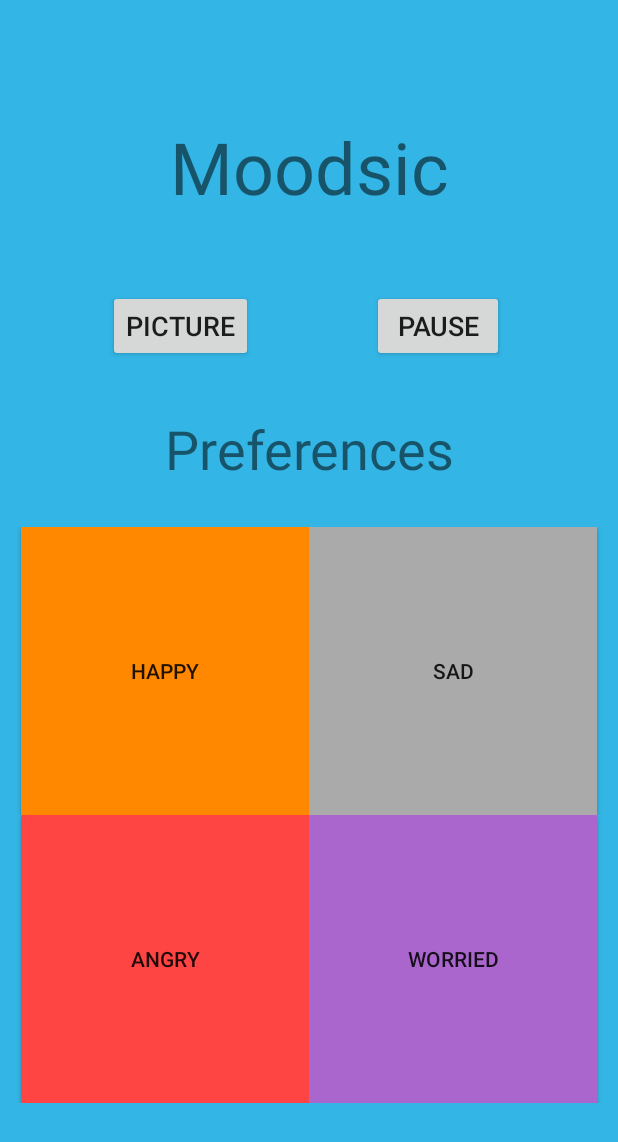
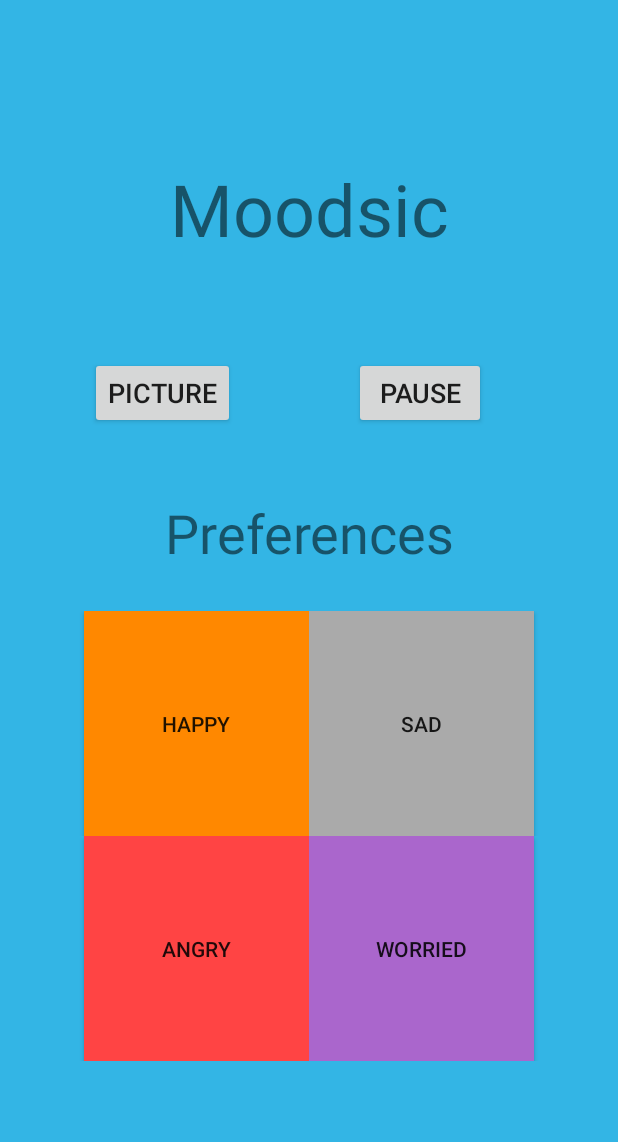
Before and after one commit to matttang7/moodsic, an Android app: the layout activity_main.xml on its own in the app's theme, with its tools: preview values and no code run, on a phone screen of 412 x 824 dp. Shown: the top 1142 px of the screen. Run offline under Robolectric (Android 15) with nearby library versions, the phone set to English and light mode, and no system bars.

Commit message:
ui update

```diff
--- a/moodsic/app/src/main/res/layout/activity_main.xml
+++ b/moodsic/app/src/main/res/layout/activity_main.xml
@@ -26,8 +26,7 @@
         android:id="@+id/picture"
         android:layout_width="wrap_content"
         android:layout_height="wrap_content"
-        android:layout_marginStart="72dp"
-        android:layout_marginLeft="72dp"
+        android:layout_marginStart="60dp"
         android:gravity="center"
         android:text="Picture"
         android:textSize="18sp"
@@ -40,8 +39,7 @@
         android:id="@+id/pause"
         android:layout_width="wrap_content"
         android:layout_height="wrap_content"
-        android:layout_marginStart="248dp"
-        android:layout_marginLeft="248dp"
+        android:layout_marginStart="236dp"
         android:gravity="center"
         android:text="Pause"
         android:textSize="18sp"
@@ -90,8 +88,8 @@
                     android:id="@+id/btn_happy"
                     android:layout_width="wrap_content"
                     android:layout_height="wrap_content"
-                    android:width="@android:dimen/thumbnail_width"
-                    android:height="@android:dimen/thumbnail_width"
+                    android:width="150dp"
+                    android:height="150dp"
                     android:background="@android:color/holo_orange_dark"
                     android:text="Happy" />
 
@@ -99,8 +97,8 @@
                     android:id="@+id/btn_sad"
                     android:layout_width="wrap_content"
                     android:layout_height="wrap_content"
-                    android:width="@android:dimen/thumbnail_width"
-                    android:height="@android:dimen/thumbnail_width"
+                    android:width="150dp"
+                    android:height="150dp"
                     android:background="@android:color/darker_gray"
                     android:text="Sad" />
 
@@ -116,8 +114,8 @@
                     android:id="@+id/btn_angry"
                     android:layout_width="wrap_content"
                     android:layout_height="wrap_content"
-                    android:width="@android:dimen/thumbnail_width"
-                    android:height="@android:dimen/thumbnail_width"
+                    android:width="150dp"
+                    android:height="150dp"
                     android:background="@android:color/holo_red_light"
                     android:text="Angry" />
 
@@ -125,8 +123,8 @@
                     android:id="@+id/btn_worried"
                     android:layout_width="wrap_content"
                     android:layout_height="wrap_content"
-                    android:width="@android:dimen/thumbnail_width"
-                    android:height="@android:dimen/thumbnail_width"
+                    android:width="150dp"
+                    android:height="150dp"
                     android:background="@android:color/holo_purple"
                     android:text="Worried" />
             </LinearLayout>
```
Also changed, not shown: moodsic/app/src/main/java/com/example/moodsic/MainActivity.java (+16 -8 lines), 3 other files.
